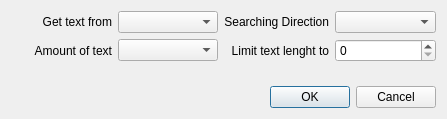
Above: Scribus/scribus/ui/markparastyletext.ui from AlterScribus/ece15 before the change. Below: the same form after it.
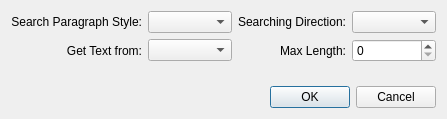
That is the form after the change.

Commit message: Further workr with style based TOC

The edit to the form file:
```diff
--- a/Scribus/scribus/ui/markparastyletext.ui
+++ b/Scribus/scribus/ui/markparastyletext.ui
@@ -31,7 +31,7 @@
      <item row="1" column="0">
       <widget class="QLabel" name="rangeLabel">
        <property name="text">
-        <string>Amount of text</string>
+        <string>Get Text from:</string>
        </property>
        <property name="alignment">
         <set>Qt::AlignRight|Qt::AlignTrailing|Qt::AlignVCenter</set>
@@ -44,7 +44,7 @@
      <item row="1" column="2">
       <widget class="QLabel" name="limitLabel">
        <property name="text">
-        <string>Limit text lenght to</string>
+        <string>Max Length:</string>
        </property>
        <property name="alignment">
         <set>Qt::AlignRight|Qt::AlignTrailing|Qt::AlignVCenter</set>
@@ -57,7 +57,7 @@
      <item row="0" column="0">
       <widget class="QLabel" name="styleLabel">
        <property name="text">
-        <string>Get text from</string>
+        <string>Search Paragraph Style:</string>
        </property>
        <property name="alignment">
         <set>Qt::AlignRight|Qt::AlignTrailing|Qt::AlignVCenter</set>
@@ -70,7 +70,7 @@
      <item row="0" column="2">
       <widget class="QLabel" name="searchLabel">
        <property name="text">
-        <string>Searching Direction</string>
+        <string>Searching Direction:</string>
        </property>
        <property name="alignment">
         <set>Qt::AlignRight|Qt::AlignTrailing|Qt::AlignVCenter</set>
```
The commit also changes 18 other files.
